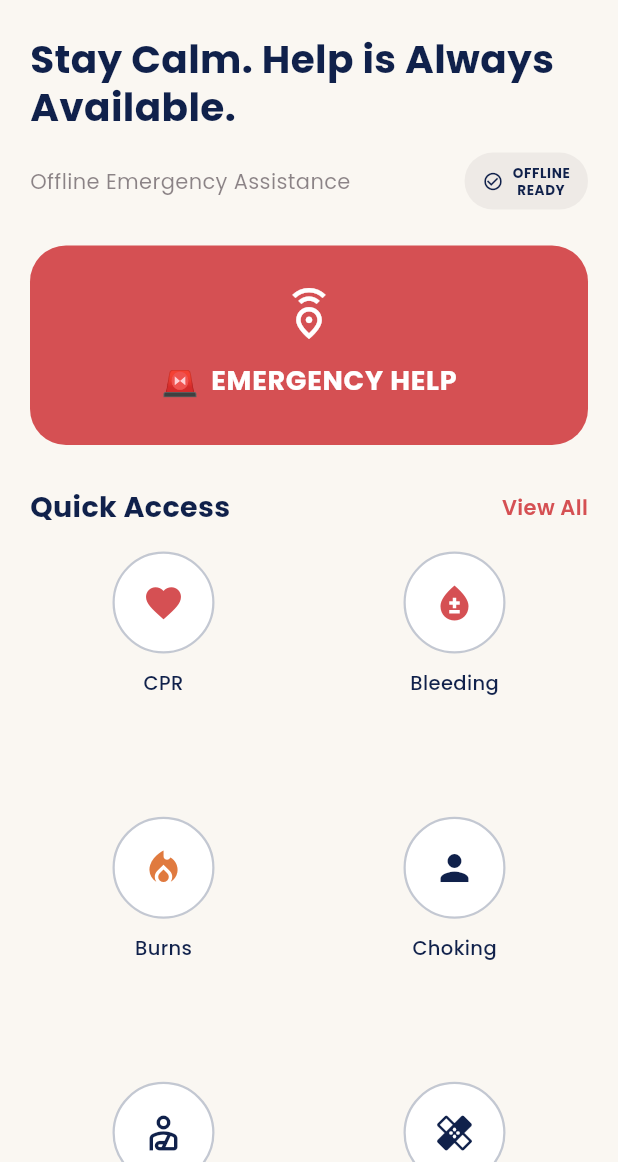
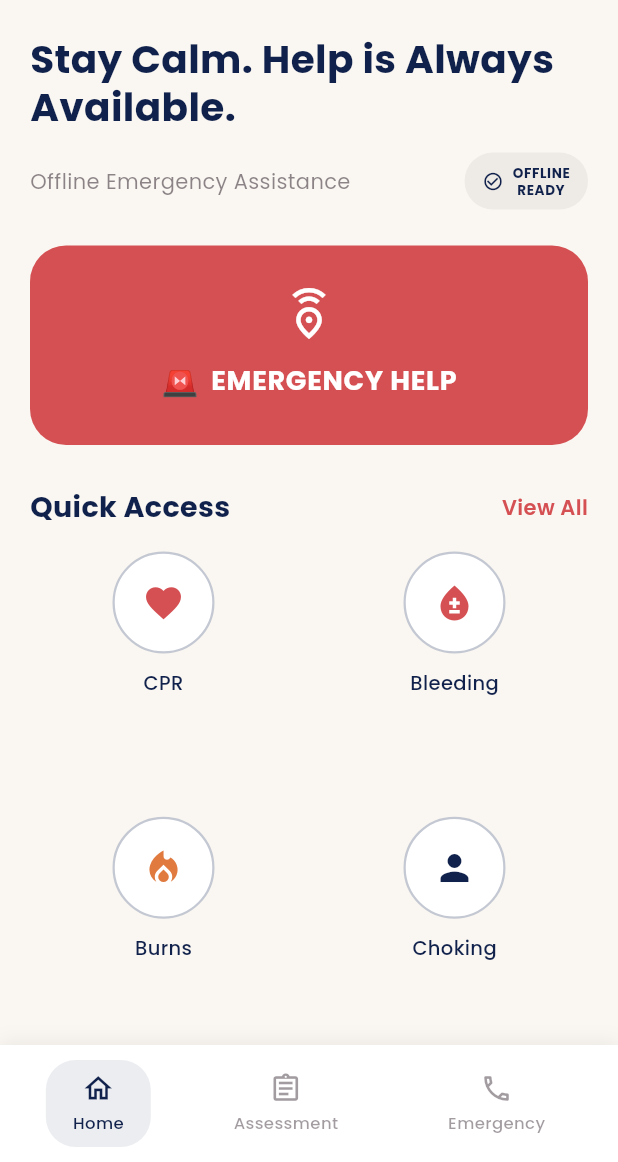
Before and after one commit to ansilamaharjan/kathfest-project, a Flutter app: the screen it shows after launch, on a phone screen of 412 x 824 dp, the part 74-1236 px from its top. Run offline on Flutter 3.47's test engine with Material 3 defaults, Android fonts, the phone set to English and light mode, and no system bars; our stand-ins replace google_fonts.

Commit message:
bottom navigatiion

```diff
--- a/firstaidflutterproject/lib/main.dart
+++ b/firstaidflutterproject/lib/main.dart
@@ -1,6 +1,5 @@
 import 'package:flutter/material.dart';
-import 'screens/homepage.dart';
-// import 'screens/contact.dart'; // Only use this when testing ContactScreen
+import 'screens/main_nav.dart'; // adjust path to wherever this file actually lives
 
 void main() {
   runApp(const MyApp());
@@ -17,10 +16,7 @@ class MyApp extends StatelessWidget {
       theme: ThemeData(
         colorScheme: ColorScheme.fromSeed(seedColor: Colors.deepPurple),
       ),
-
-      // Change this when testing different pages
-      home: const HomeScreen(),
-      // home: const ContactScreen(),
+      home: const MainNavScreen(),
     );
   }
 }
```
